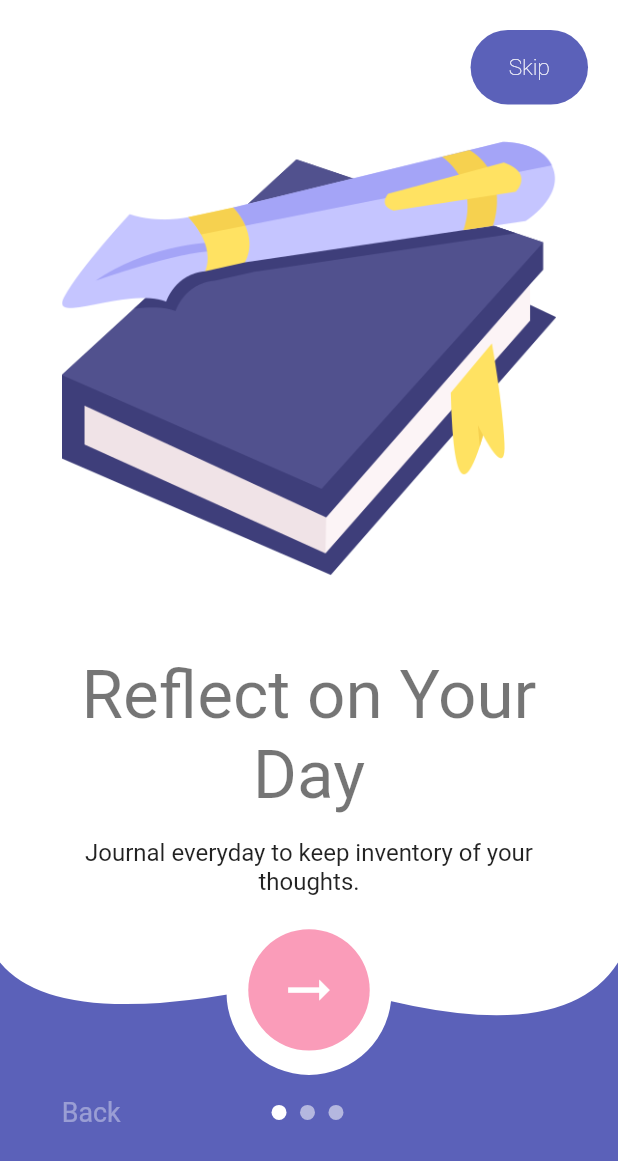
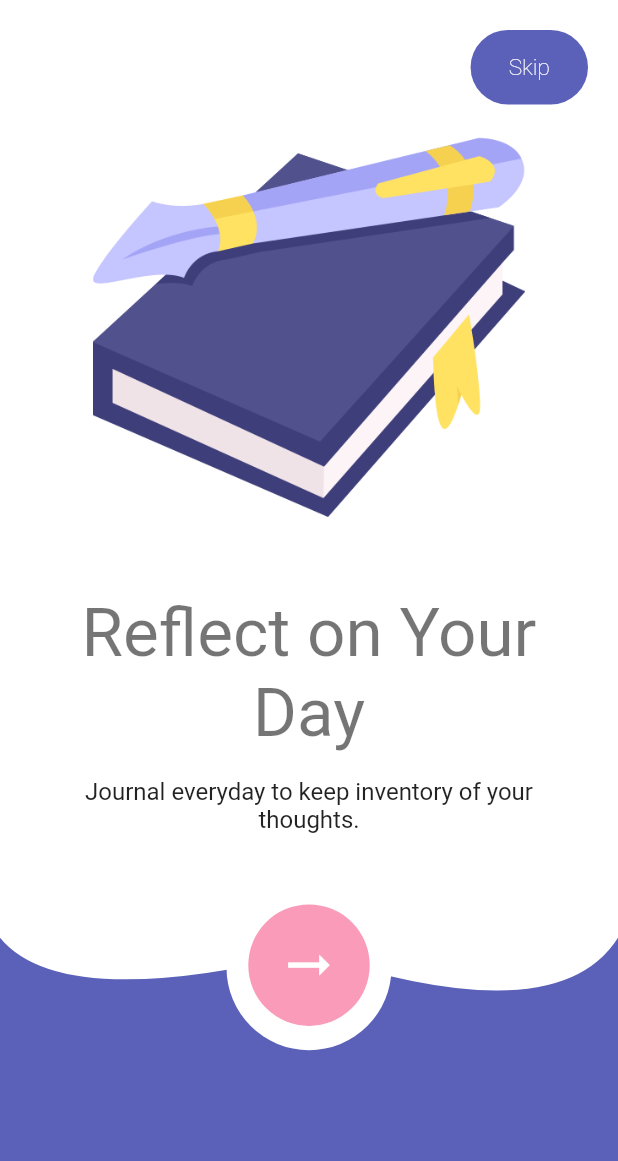
Before and after one commit to NipunSharma2902/ANAVRIN, a Flutter app: the screen it shows after launch, swiped to page 2, on a phone screen of 412 x 824 dp. Shown: the top 1161 px of the screen. Run offline on Flutter 3.47's test engine with Material 2 defaults, Android fonts, the phone set to English and light mode, and no system bars; our stand-ins replace animate_do, awesome_notifications, bloc, bubble, cloud_firestore, connectivity_plus and 8 more; missing offline and left inert: day_night_time_picker; accounts and stored records are empty.

Commit message:
DONE. YOU FUCKING WHORE

```diff
--- a/lib/presentation/screens/onboarding.dart
+++ b/lib/presentation/screens/onboarding.dart
@@ -49,56 +49,12 @@ class _OnboardingPageState extends State<OnboardingPage> {
                 children: [
                   Container(
                       width: 100.w,
-                      height: 95.h,
+                      height: 92.h,
                       color: Color(0xFF5B61B9),
-                      child: Padding(
-                        padding: EdgeInsets.symmetric(
-                          horizontal: 10.w,
-                        ),
-                        child: Column(
-                          mainAxisAlignment: MainAxisAlignment.end,
-                          children: [
-                            Row(
-                              mainAxisAlignment: MainAxisAlignment.spaceBetween,
-                              children: [
-                                GestureDetector(
-                                  onTap: () {
-                                    _pageController.previousPage(
-                                        duration:
-                                            const Duration(milliseconds: 500),
-                                        curve: Curves.easeIn);
-
-                                    cubit.curruntindext > 0
-                                        ? cubit.removefromindex()
-                                        : null;
-                                  },
-                                  child: Padding(
-                                    padding: const EdgeInsets.symmetric(
-                                        vertical: 20),
-                                    child: Text(
-                                      'Back',
-                                      style: Theme.of(context)
-                                          .textTheme
-                                          .headline4
-                                          ?.copyWith(
-                                            fontSize: 13.sp,
-                                            color: Colors.white38,
-                                          ),
-                                    ),
-                                  ),
-                                ),
-                                CustomDots(myindex: cubit.curruntindext),
-                                SizedBox(
-                                  width: 10.w,
-                                )
-                              ],
-                            )
-                          ],
-                        ),
-                      )),
+                      ),
                   SizedBox(
                     width: 100.w,
-                    height: 90.h,
+                    height: 88.h,
                     child: CustomPaint(
                       painter: const MycustomPainter(color: Appcolors.white),
                       child: SizedBox(
@@ -143,7 +99,7 @@ class _OnboardingPageState extends State<OnboardingPage> {
                           ))
                       : Container(),
                   Positioned(
-                    bottom: 10.h,
+                    bottom: 9.h,
                     child: CircularButton(
                         color: Appcolors.pink.withOpacity(0.6),
                         width: 30.w,
--- a/lib/presentation/widgets/onboarding_item.dart
+++ b/lib/presentation/widgets/onboarding_item.dart
@@ -27,7 +27,7 @@ class OnBoardingItem extends StatelessWidget {
             height: 4.h,
           ),
           SizedBox(
-            height: 40.h,
+            height: 35.h,
             child: Image.asset(
               image,
               fit: BoxFit.cover,
```
